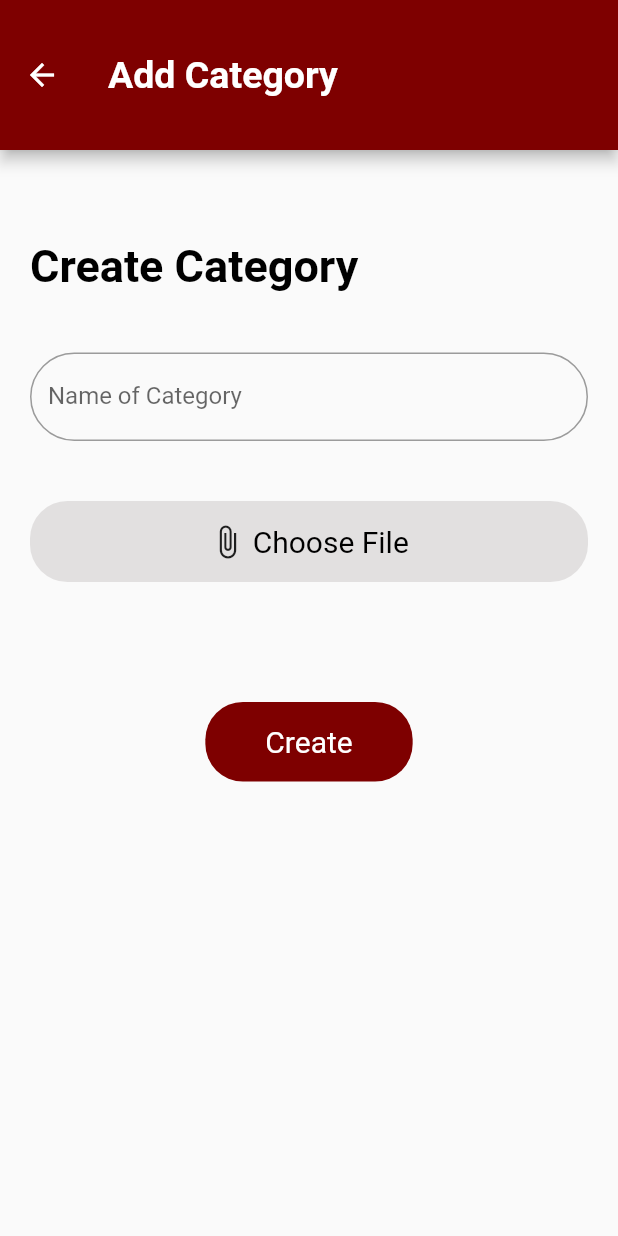
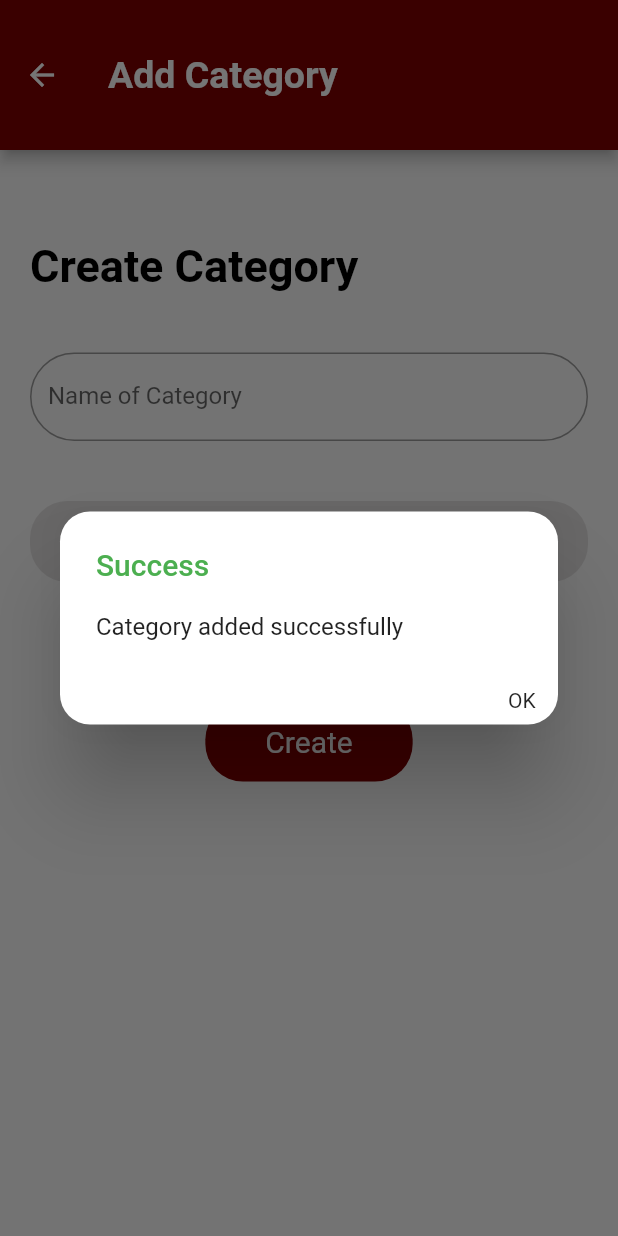
Before and after one commit to jennifersha/sahhar, a Flutter app: the AddCategory screen opened directly, after a tap on "Create", on a phone screen of 412 x 824 dp. Run offline on Flutter 3.47's test engine with Material 2 defaults, Android fonts, the phone set to English and light mode, and no system bars; our stand-ins replace cloud_firestore, firebase_auth, firebase_core, image_picker; accounts and stored records are empty.

Commit message:
popup added

```diff
--- a/sahhar/lib/AddCategory.dart
+++ b/sahhar/lib/AddCategory.dart
@@ -99,6 +99,29 @@ class AddCategory extends StatelessWidget {
                         .add({
                       "name": txtcateg!.text,
                     });
+                    showDialog(
+                      context: context,
+                      builder: (BuildContext context) {
+                        return AlertDialog(
+                          shape: RoundedRectangleBorder(
+                              borderRadius: BorderRadius.circular(20.0)),
+                          title: Text("Success",
+                              style: TextStyle(color: Colors.green)),
+                          content: Container(
+                            width: MediaQuery.of(context).size.width * 0.8,
+                            child: Text("Category added successfully"),
+                          ),
+                          actions: <Widget>[
+                            InkWell(
+                              child: Text("OK  "),
+                              onTap: () {
+                                Navigator.of(context).pop();
+                              },
+                            ),
+                          ],
+                        );
+                      },
+                    );
                   } catch (x) {
                     print(x.toString());
                   }
```
